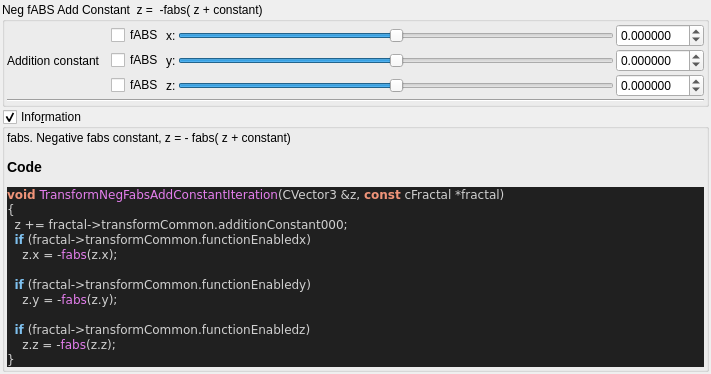
First picture: the form in mandelbulber2/qt_data/fractal_transf_neg_fabs_add_constant.ui, repository buddhi1980/mandelbulber2, before the edit.
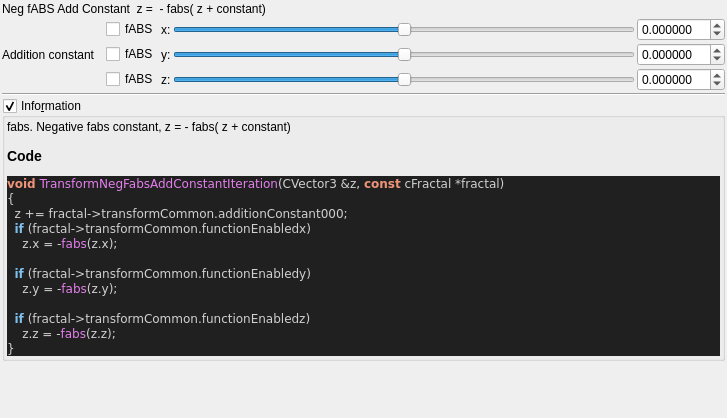
Second picture: the form after the edit. Custom widgets are drawn as their Qt base class.

Commit message: Updating some UI's removing unnecessary groupBoxes

```diff
--- a/mandelbulber2/qt_data/fractal_transf_neg_fabs_add_constant.ui
+++ b/mandelbulber2/qt_data/fractal_transf_neg_fabs_add_constant.ui
@@ -6,8 +6,8 @@
    <rect>
     <x>0</x>
     <y>0</y>
-    <width>711</width>
-    <height>358</height>
+    <width>727</width>
+    <height>418</height>
    </rect>
   </property>
   <property name="windowTitle">
@@ -30,29 +30,12 @@
     <number>2</number>
    </property>
    <item>
-    <widget class="QGroupBox" name="groupBox">
-     <property name="title">
-      <string>Neg fABS Add Constant  z =  -fabs( z + constant)</string>
+    <widget class="QLabel" name="label_26">
+     <property name="text">
+      <string>Neg fABS Add Constant  z =  - fabs( z + constant)</string>
      </property>
-     <property name="checkable">
-      <bool>false</bool>
-     </property>
-     <layout class="QVBoxLayout" name="verticalLayout_3" stretch="0,0">
-      <property name="spacing">
-       <number>2</number>
-      </property>
-      <property name="leftMargin">
-       <number>2</number>
-      </property>
-      <property name="topMargin">
-       <number>2</number>
-      </property>
-      <property name="rightMargin">
-       <number>2</number>
-      </property>
-      <property name="bottomMargin">
-       <number>2</number>
-      </property>
+    </widget>
+   </item>
       <item>
        <layout class="QGridLayout" name="gridLayout_4">
         <property name="spacing">
@@ -261,9 +244,6 @@
         <property name="orientation">
          <enum>Qt::Horizontal</enum>
         </property>
-       </widget>
-      </item>
-     </layout>
     </widget>
    </item>
    <item>
```
Lines whose indentation alone changed are shown as unchanged. The commit also changes 8 other files.
